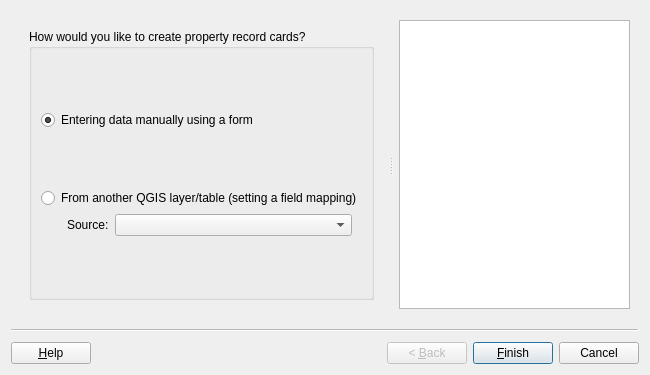
Before: the Qt Designer form asistente_ladm_col/ui/wiz_create_property_record_card_prc.ui in SwissTierrasColombia/Asistente-LADM-COL, drawn with Qt 5.
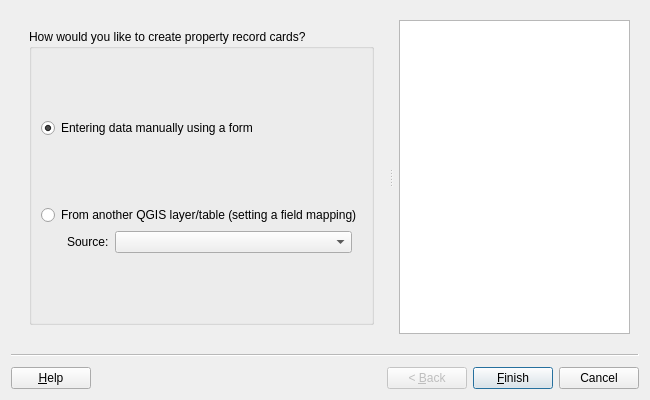
After: the same form once the commit is applied. Custom widgets are drawn as their Qt base class.

```diff
--- a/asistente_ladm_col/ui/wiz_create_property_record_card_prc.ui
+++ b/asistente_ladm_col/ui/wiz_create_property_record_card_prc.ui
@@ -7,7 +7,7 @@
     <x>0</x>
     <y>0</y>
     <width>650</width>
-    <height>375</height>
+    <height>400</height>
    </rect>
   </property>
   <property name="windowTitle">
```
Left out of the diff: 6 changed lines with no effect on the pictures.
